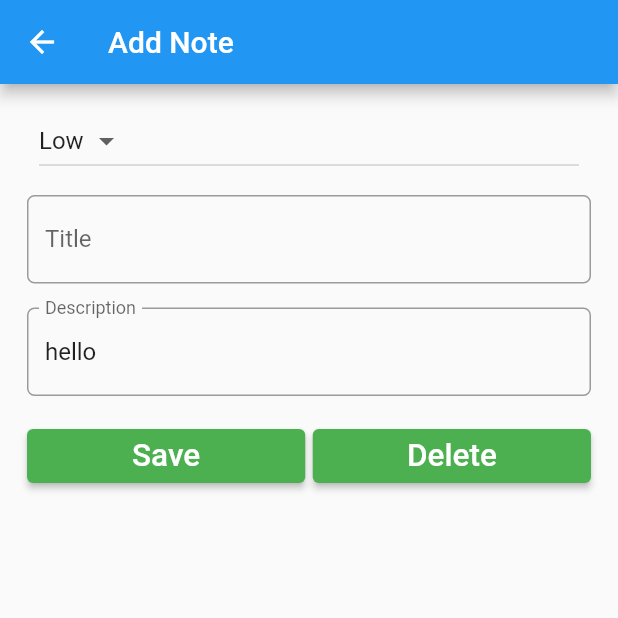
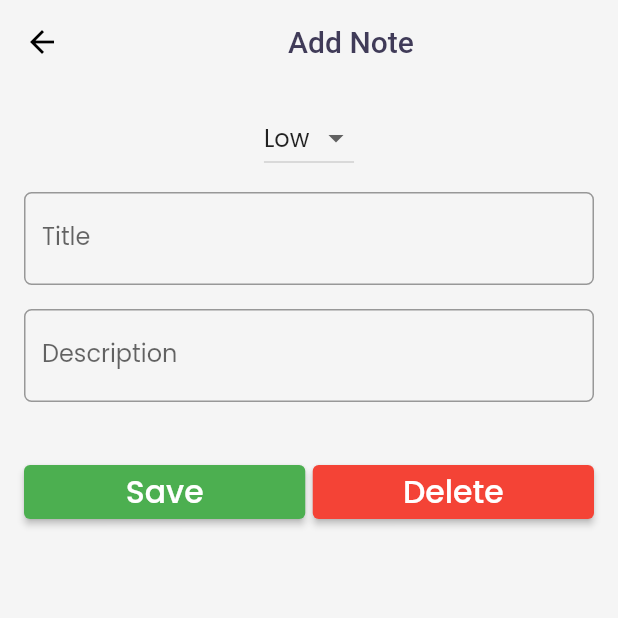
Before and after one commit to bibekparajul/flutter_crud, a Flutter app: the screen it shows after launch, after a tap on the "add" icon, on a phone screen of 412 x 824 dp, the top half of it. Run offline on Flutter 3.47's test engine with Material 2 defaults, Android fonts, the phone set to English and light mode, and no system bars; our stand-ins replace google_fonts, sqflite, velocity_x; accounts and stored records are empty.

Commit message:
themes_changed

```diff
--- a/lib/main.dart
+++ b/lib/main.dart
@@ -1,6 +1,7 @@
 import 'package:flutter/material.dart';
 import 'package:noteme/screens/note_detail.dart';
 import 'package:noteme/screens/note_list.dart';
+import 'package:noteme/widget/theme.dart';
 
 
 //ignore_for_file:prefer_const_constructors
@@ -16,6 +17,9 @@ class MyApp extends StatelessWidget {
   @override
   Widget build(BuildContext context) {
     return MaterialApp(
+      themeMode: ThemeMode.system,
+      theme: MyTheme.lightTheme(context),
+      darkTheme: MyTheme.darkTheme(context),
       title: "NoteMe",
       debugShowCheckedModeBanner: false,
       home: NoteList(),
--- a/lib/models/note.dart
+++ b/lib/models/note.dart
@@ -8,7 +8,7 @@ String _description = '';
 String _date = '';
 int _priority = 0;
 
-  Note(this._title,this._date, this._priority,[this._description= 'hello']);
+  Note(this._title,this._date, this._priority,[this._description='']);
 
 
   Note.withId(this._id,this._title,this._date,this._priority,this._description);
--- a/lib/screens/note_detail.dart
+++ b/lib/screens/note_detail.dart
@@ -52,7 +52,8 @@ class NoteDetailState extends State<NoteDetail> {
       child:
     Scaffold(
       appBar: AppBar(
-        title: Text(appBarTitle),
+        backgroundColor: Theme.of(context).canvasColor,
+        title: Center(child: Text(appBarTitle, style: TextStyle(color: Theme.of(context).accentColor),)),
         leading: IconButton(icon: Icon(Icons.arrow_back,),
         onPressed: (){
           moveToLastScreen();
@@ -60,11 +61,12 @@ class NoteDetailState extends State<NoteDetail> {
 
       ),
       body: Padding(
-        padding: EdgeInsets.all(10),
+        padding: EdgeInsets.all(8),
         child: ListView(
           children: <Widget>[
             ListTile(
-              title: DropdownButton(
+              title: Center(
+                child: DropdownButton(
                   items: _priorities.map((String dropDownStringItem) {
                     return DropdownMenuItem<String>(
                       value: dropDownStringItem,
@@ -80,6 +82,7 @@ class NoteDetailState extends State<NoteDetail> {
                   },
                 ),
               ),
+            ),
 
             //second elements ie the textform field
             Padding(
@@ -87,7 +90,7 @@ class NoteDetailState extends State<NoteDetail> {
               child: TextField(
                 controller: titleController,
                 onChanged: (value) {
-                  print("TitleTextField");
+
                   updateTitle();
                 },
                 decoration: InputDecoration(
@@ -102,7 +105,7 @@ class NoteDetailState extends State<NoteDetail> {
               child: TextField(
                 controller: descriptionController,
                 onChanged: (value) {
-                  print("descTextField");
+
                   updateDescription();
                 },
                 decoration: InputDecoration(
@@ -110,6 +113,9 @@ class NoteDetailState extends State<NoteDetail> {
                     border: OutlineInputBorder(
                         borderRadius: BorderRadius.circular(5.0))),
               ),
+            ),
+            SizedBox(
+              height: 20,
             ),
 
 //For the button
@@ -142,7 +148,7 @@ class NoteDetailState extends State<NoteDetail> {
                         "Delete",
                         textScaleFactor: 1.5,
                       ),
-                      style: ElevatedButton.styleFrom(primary: Colors.green),
+                      style: ElevatedButton.styleFrom(primary: Colors.red),
                       onPressed: () {
                         setState(() {
                           print("DeleteClicked");
@@ -215,9 +221,9 @@ class NoteDetailState extends State<NoteDetail> {
 		}
 
 		if (result != 0) {  // Success
-			_showAlertDialog('Status', 'Note Saved Successfully');
+			_showAlertDialog('Status', 'Note Saved');
 		} else {  // Failure
-			_showAlertDialog('Status', 'Problem Saving Note');
+			_showAlertDialog('Status', 'No Notes Saved');
 		}
 }
 
--- a/lib/screens/note_list.dart
+++ b/lib/screens/note_list.dart
@@ -3,15 +3,14 @@ import 'package:noteme/screens/note_detail.dart';
 import 'package:noteme/utils/database_helper.dart';
 import 'package:sqflite/sqflite.dart';
 import 'dart:async';
+import 'package:velocity_x/velocity_x.dart';
+import 'package:noteme/widget/theme.dart';
 
 import '../models/note.dart';
 
 //ignore_for_file:prefer_const_constructors
 
 class NoteList extends StatefulWidget {
-
-
-
   @override
   State<StatefulWidget> createState() {
     return NoteListState();
@@ -19,23 +18,42 @@ class NoteList extends StatefulWidget {
 }
 
 class NoteListState extends State<NoteList> {
+  bool isGrid = true;
+
   DatabaseHelper databaseHelper = DatabaseHelper();
   int count = 0;
- List<Note> noteList =[];
+  List<Note> noteList = [];
 
   @override
   Widget build(BuildContext context) {
-
-    if(noteList ==null){
+    if (noteList == null) {
       noteList = <Note>[];
       updateListView();
-
     }
 
     return Scaffold(
       appBar: AppBar(
-        title: Text("Notes"),
+          title: Center(
+            child: Text(
+              "Notes",
+              textScaleFactor: 1.5,
+              style: TextStyle(color: Theme.of(context).accentColor),
+
+
+
             ),
+          ),
+          backgroundColor: Theme.of(context).canvasColor,
+          actions: [
+            IconButton(
+              icon: Icon(Icons.more_vert),
+              onPressed: () {
+                setState(() {
+                  isGrid = !isGrid;
+                });
+              },
+            )
+          ]),
       body: getNodeListView(),
       floatingActionButton: FloatingActionButton(
         onPressed: () {
@@ -47,43 +65,95 @@ class NoteListState extends State<NoteList> {
     );
   }
 
-  ListView getNodeListView() {
+  Widget getNodeListView() => isGrid
       // TextStyle titleStyle = Theme.of(context).textTheme.subhead;
-    return ListView.builder(
+      ? Padding(
+          padding: const EdgeInsets.all(9.0),
+          child: ListView.builder(
               itemCount: count,
               itemBuilder: (BuildContext context, int position) {
                 return Card(
-            color: Colors.white,
+                   shape: RoundedRectangleBorder(
+                    borderRadius: BorderRadius.circular(10)),
+                  color: Theme.of(context).cardColor,
                   elevation: 2.0,
                   child: ListTile(
                     leading: CircleAvatar(
-                backgroundColor: getPriorityColor(this.noteList[position].priority),
+                      backgroundColor:
+                          getPriorityColor(this.noteList[position].priority),
                       child: getPriorityIcon(this.noteList[position].priority),
                     ),
                     title: Text(
                       this.noteList[position].title,
-                style: TextStyle(fontWeight: FontWeight.bold, fontSize: 20),
+                      style: TextStyle(
+                          fontWeight: FontWeight.bold,
+                          fontSize: 20,
+                          color: Theme.of(context).accentColor),
                     ),
                     subtitle: Text(this.noteList[position].date),
-              trailing:
-              GestureDetector(child:  Icon(Icons.delete),
-
-              onTap: (){
+                    trailing: GestureDetector(
+                      child: Icon(Icons.delete),
+                      onTap: () {
                         _delete(context, noteList[position]);
                       },
                     ),
-
                     onTap: () {
-                navigateToDetail(this.noteList[position],"Edit Notes");
-
+                      navigateToDetail(this.noteList[position], "Edit Notes");
 
                       // print("ListTile Pressed");
                     },
                   ),
                 );
-        });
-  }
+              }),
+        )
+      : Padding(
+          padding: const EdgeInsets.all(9.0),
+          child: GridView.builder(
+              gridDelegate:
+                  SliverGridDelegateWithFixedCrossAxisCount(crossAxisCount: 2),
+              itemCount: count,
+              itemBuilder: (BuildContext context, int position) {
+                return InkWell(
+                  child: Card(
+                    shape: RoundedRectangleBorder(
+                        borderRadius: BorderRadius.circular(10)),
+                    elevation: 3.0,
+                    child: GridTile(
+                      child: Center(
+                        child: Text(
+                          this.noteList[position].title,
+                          style: TextStyle(
+                              fontWeight: FontWeight.bold, fontSize: 20),
+                        ),
+                      ),
+                      header: Padding(
+                        padding: const EdgeInsets.all(12.0),
+                        child: CircleAvatar(
+                          backgroundColor: getPriorityColor(
+                              this.noteList[position].priority),
+                          child:
+                              getPriorityIcon(this.noteList[position].priority),
+                        ),
+                      ),
+                      footer: GestureDetector(
+                        child: Padding(
+                          padding: const EdgeInsets.all(12.0),
+                          child: Icon(Icons.delete),
+                        ),
+                        onTap: () {
+                          _delete(context, noteList[position]);
+                        },
+                      ),
+                    ),
+                  ),
+                  onTap: () {
+                    navigateToDetail(this.noteList[position], "Edit Notes");
 
+                    // print("ListTile Pressed");
+                  },
+                );
+              }),
+        );
 
   // Returns the priority color
   Color getPriorityColor(int priority) {
@@ -92,11 +162,11 @@ class NoteListState extends State<NoteList> {
         return Colors.red;
         break;
       case 2:
-				return Colors.yellow;
+        return Colors.green;
         break;
 
       default:
-				return Colors.yellow;
+        return Colors.green;
     }
   }
 
@@ -104,51 +174,50 @@ class NoteListState extends State<NoteList> {
   Icon getPriorityIcon(int priority) {
     switch (priority) {
       case 1:
-				return Icon(Icons.play_arrow);
+        return Icon(
+          Icons.dangerous,
+          color: Colors.white,
+        );
         break;
       case 2:
-				return Icon(Icons.keyboard_arrow_right);
+        return Icon(
+          Icons.access_time,
+          color: Colors.white,
+        );
         break;
 
       default:
-				return Icon(Icons.keyboard_arrow_right);
+        return Icon(Icons.access_time);
     }
   }
 
-
   void _delete(BuildContext context, Note note) async {
-
     int result = await databaseHelper.deleteNote(note.id!);
     if (result != 0) {
       // ignore: use_build_context_synchronously
       _showSnackBar(context, 'Note Deleted Successfully');
       updateListView();
-
     }
   }
 
   void _showSnackBar(BuildContext context, String message) {
-
     final snackBar = SnackBar(content: Text(message));
     // Scaffold.of(context).showSnackBar(snackBar);
   }
 
-
-
-  void navigateToDetail(Note note, String title) async{
-                  bool result = await Navigator.push(context, MaterialPageRoute(builder: (context) {
+  void navigateToDetail(Note note, String title) async {
+    bool result =
+        await Navigator.push(context, MaterialPageRoute(builder: (context) {
       return NoteDetail(note, title);
     }));
-                if(result ==true){
+    if (result == true) {
       updateListView();
     }
   }
 
   void updateListView() {
-
     final Future<Database> dbFuture = databaseHelper.initializeDatabase();
     dbFuture.then((database) {
-
       Future<List<Note>> noteListFuture = databaseHelper.getNoteList();
       noteListFuture.then((noteList) {
         setState(() {
--- /dev/null
+++ b/lib/widget/theme.dart
@@ -0,0 +1,41 @@
+import 'package:flutter/material.dart';
+import 'package:google_fonts/google_fonts.dart';
+import 'package:velocity_x/velocity_x.dart';
+
+class MyTheme {
+  static ThemeData lightTheme(BuildContext context) => ThemeData(
+      primarySwatch: Colors.deepPurple,
+      fontFamily: GoogleFonts.poppins().fontFamily,
+      cardColor: Colors.white,
+      canvasColor: creamColor,
+      buttonColor: darkBluishColor,
+      accentColor: darkBluishColor,
+      appBarTheme: AppBarTheme(
+        color: Colors.white,
+        elevation: 0.0,
+        iconTheme: IconThemeData(color: Colors.black),
+        textTheme: Theme.of(context).textTheme,
+      ));
+
+  static ThemeData darkTheme(BuildContext context) => ThemeData(
+      brightness: Brightness.dark,
+      fontFamily: GoogleFonts.poppins().fontFamily,
+      cardColor: Colors.black,
+      canvasColor: darkCreamColor,
+      buttonColor: lightBluishColor,
+      accentColor: Colors.white,
+      appBarTheme: AppBarTheme(
+        color: Colors.black,
+        elevation: 0.0,
+        iconTheme: IconThemeData(color: Colors.white),
+        textTheme: Theme.of(context).textTheme.copyWith(
+            headline6:
+                context.textTheme.headline6!.copyWith(color: Colors.white)),
+      ));
+
+  //Colors
+  static Color creamColor = Color(0xfff5f5f5);
+  static Color darkCreamColor = Vx.gray900;
+  static Color darkBluishColor = Color(0xff403b58);
+  static Color lightBluishColor = Vx.indigo500;
+}
--- a/pubspec.yaml
+++ b/pubspec.yaml
@@ -40,6 +40,8 @@ dependencies:
   # The following adds the Cupertino Icons font to your application.
   # Use with the CupertinoIcons class for iOS style icons.
   cupertino_icons: ^1.0.2
+  google_fonts: ^3.0.1
+  velocity_x: ^3.5.1
 
 dev_dependencies:
   flutter_test:
```
Also changed, not shown: pubspec.lock. Lines whose indentation alone changed are shown as unchanged.
